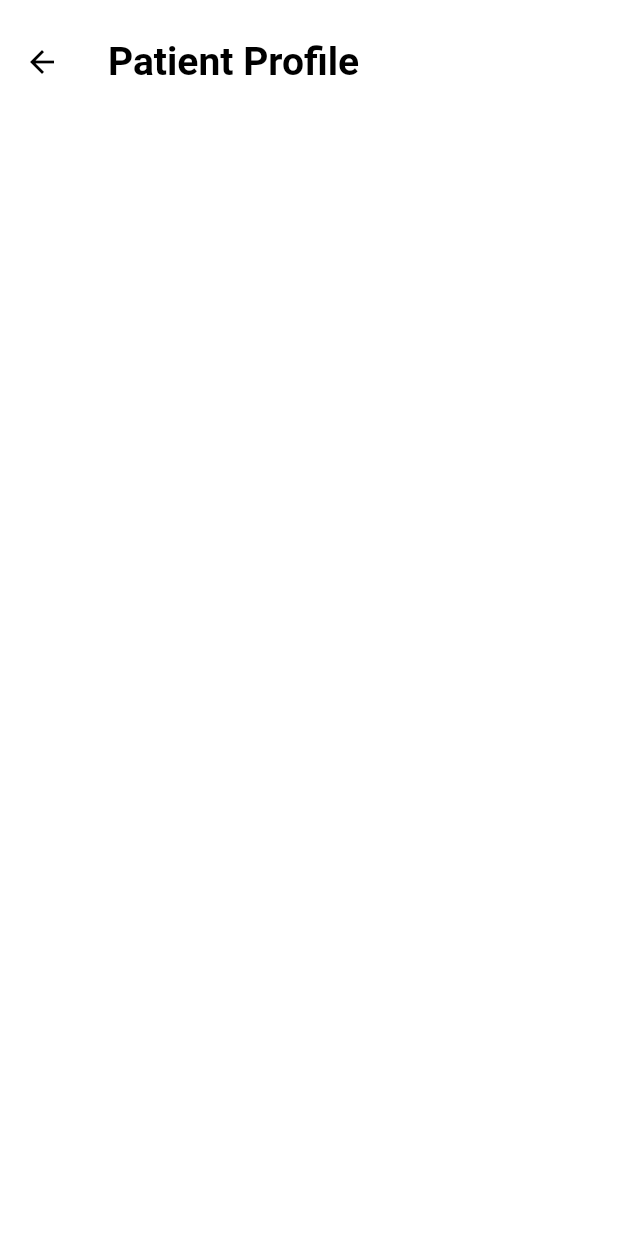
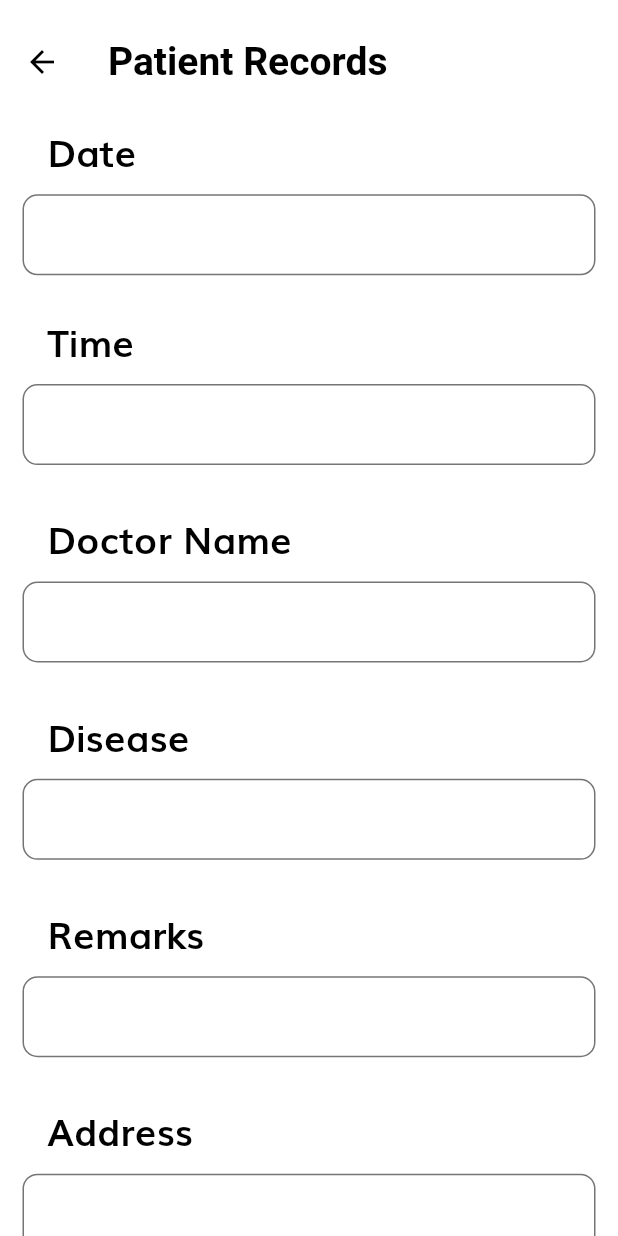
Before and after one commit to priyamalytic/Medical-Record-App, a Flutter app: the RecordPage screen opened directly, on a phone screen of 412 x 824 dp. Run offline on Flutter 3.47's test engine with Material 2 defaults, Android fonts, the phone set to English and light mode, and no system bars; our stand-ins replace flutter_svg.

Commit message:
record page updated

```diff
--- a/lib/screens/record_page/components/body.dart
+++ b/lib/screens/record_page/components/body.dart
@@ -1,4 +1,5 @@
 import 'package:flutter/material.dart';
+import '../../../size_config.dart';
 
 class Body extends StatefulWidget {
   @override
@@ -6,8 +7,120 @@ class Body extends StatefulWidget {
 }
 
 class _BodyState extends State<Body> {
+  String _doctorName = "";
+  String _diseaseName = "";
+  String _remarks = "";
+  String _medication = "";
+  String _date = "";
+  String _time = "";
+
   @override
   Widget build(BuildContext context) {
-    return Container();
+    return SingleChildScrollView(
+      child: SafeArea(
+        child: Container(
+          child: Padding(
+            padding: const EdgeInsets.symmetric(horizontal: 15.0),
+            child: Column(
+              crossAxisAlignment: CrossAxisAlignment.stretch,
+              children: [
+                propertyNameContainer("Date"),
+                SizedBox(
+                  height: getProportionateScreenHeight(10),
+                ),
+                valueContainer("$_date"),
+                SizedBox(
+                  height: getProportionateScreenHeight(25),
+                ),
+                propertyNameContainer("Time"),
+                SizedBox(
+                  height: getProportionateScreenHeight(10),
+                ),
+                valueContainer("$_time"),
+                SizedBox(
+                  height: getProportionateScreenHeight(30),
+                ),
+                propertyNameContainer("Doctor Name"),
+                SizedBox(
+                  height: getProportionateScreenHeight(10),
+                ),
+                valueContainer("$_doctorName"),
+                SizedBox(
+                  height: getProportionateScreenHeight(30),
+                ),
+                propertyNameContainer("Disease"),
+                SizedBox(
+                  height: getProportionateScreenHeight(10),
+                ),
+                valueContainer("$_diseaseName"),
+                SizedBox(
+                  height: getProportionateScreenHeight(30),
+                ),
+                propertyNameContainer("Remarks"),
+                SizedBox(
+                  height: getProportionateScreenHeight(10),
+                ),
+                valueContainer("$_remarks"),
+                SizedBox(
+                  height: getProportionateScreenHeight(30),
+                ),
+                propertyNameContainer("Address"),
+                SizedBox(
+                  height: getProportionateScreenHeight(10),
+                ),
+                valueContainer("$_medication"),
+                SizedBox(
+                  height: getProportionateScreenHeight(30),
+                ),
+              ],
+            ),
+          ),
+        ),
+      ),
+    );
+  }
+
+  Container valueContainer(String value) {
+    return Container(
+      padding: EdgeInsets.only(left: 25, right: 10, bottom: 10, top: 10),
+      decoration: BoxDecoration(
+        border: Border.all(
+          color: Colors.black54,
+        ),
+        borderRadius: BorderRadius.circular(10),
+      ),
+      child: Row(
+        children: [
+          Flexible(
+            flex: 2,
+            child: Text("$value",
+                style: TextStyle(
+                  fontSize: 22.0,
+                  color: Colors.black,
+                )),
+          ),
+        ],
+      ),
+    );
+  }
+
+  Row propertyNameContainer(String _propertyName) {
+    return Row(
+      children: [
+        SizedBox(
+          width: getProportionateScreenWidth(15),
+        ),
+        Container(
+          child: Text(
+            _propertyName,
+            style: TextStyle(
+              fontSize: 25.0,
+              fontWeight: FontWeight.bold,
+              color: Colors.black,
+            ),
+          ),
+        ),
+      ],
+    );
   }
 }
--- a/lib/screens/record_page/recordPage.dart
+++ b/lib/screens/record_page/recordPage.dart
@@ -10,7 +10,7 @@ class RecordPage extends StatelessWidget {
     return Scaffold(
       appBar: AppBar(
         title: Text(
-          "Patient Profile",
+          "Patient Records",
           style: TextStyle(
             fontSize: 26,
             fontWeight: FontWeight.w700,
```
